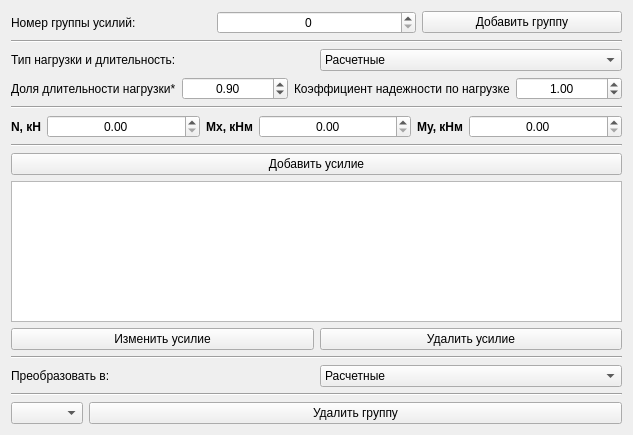
This is designer/formLoadsEditor.ui in rumata-ap/NDM_python as Qt 5 draws it before an edit. The edited form follows.
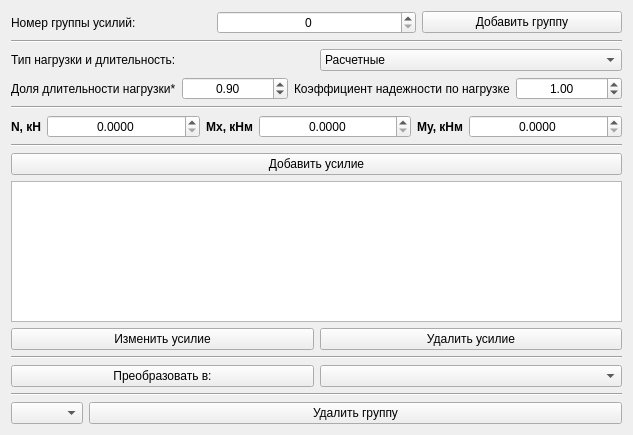
This is the edited form.

```diff
--- a/designer/formLoadsEditor.ui
+++ b/designer/formLoadsEditor.ui
@@ -175,6 +175,9 @@
          <property name="alignment">
           <set>Qt::AlignCenter</set>
          </property>
+         <property name="decimals">
+          <number>4</number>
+         </property>
          <property name="maximum">
           <double>99999.990000000005239</double>
          </property>
@@ -210,6 +213,9 @@
          <property name="alignment">
           <set>Qt::AlignCenter</set>
          </property>
+         <property name="decimals">
+          <number>4</number>
+         </property>
          <property name="maximum">
           <double>9999.989999999999782</double>
          </property>
@@ -245,6 +251,9 @@
          <property name="alignment">
           <set>Qt::AlignCenter</set>
          </property>
+         <property name="decimals">
+          <number>4</number>
+         </property>
          <property name="maximum">
           <double>9999.989999999999782</double>
          </property>
@@ -300,7 +309,7 @@
      <item>
       <layout class="QHBoxLayout" name="horizontalLayout_7">
        <item>
-        <widget class="QLabel" name="label_6">
+        <widget class="QPushButton" name="pushButtonTypeConvert">
          <property name="text">
           <string>Преобразовать в:</string>
          </property>
@@ -309,28 +318,8 @@
        <item>
         <widget class="QComboBox" name="comboBoxTypeConversion">
          <property name="currentIndex">
-          <number>0</number>
+          <number>-1</number>
          </property>
-         <item>
-          <property name="text">
-           <string>Расчетные</string>
-          </property>
-         </item>
-         <item>
-          <property name="text">
-           <string>Расчетные длительные</string>
-          </property>
-         </item>
-         <item>
-          <property name="text">
-           <string>Нормативные</string>
-          </property>
-         </item>
-         <item>
-          <property name="text">
-           <string>Нормативные длительные</string>
-          </property>
-         </item>
         </widget>
        </item>
       </layout>
```
